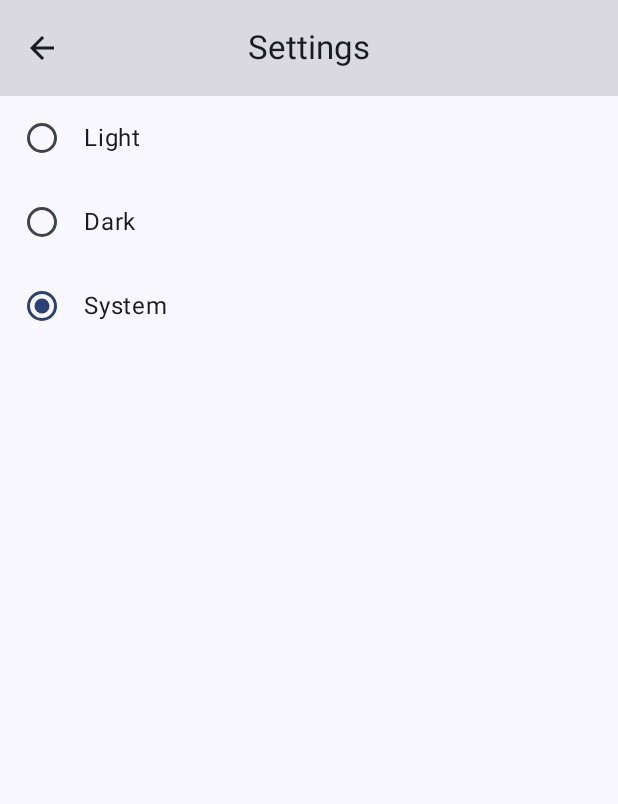
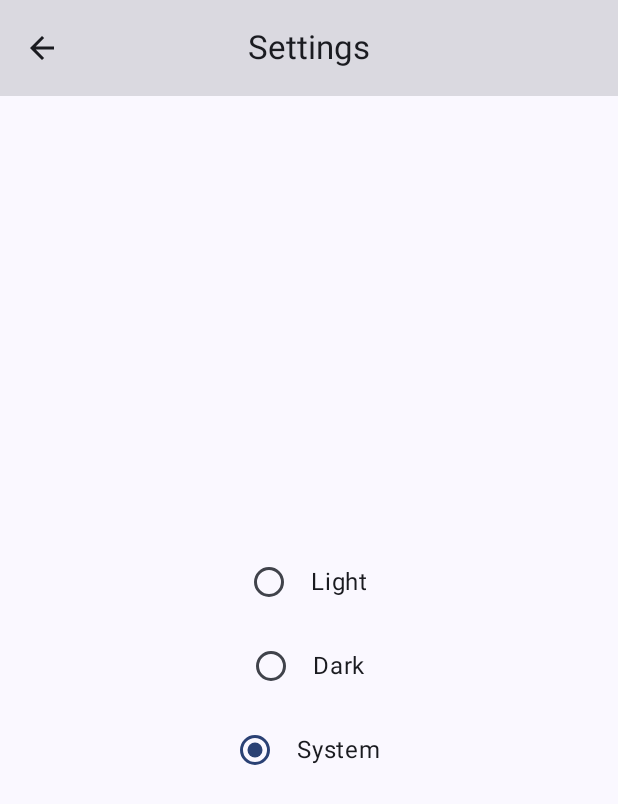
Before and after one commit to mazumih/RecipeSwapper, an Android app built with Jetpack Compose: the SettingsScreen screen opened through its navigation route, on a phone screen of 412 x 824 dp. Shown: the top 804 px of the screen. Run offline under Robolectric (Android 15) with nearby library versions, the phone set to English and light mode, and no system bars; our stand-ins replace Room's generated code.

Commit message:
Centered settings radio button

```diff
--- a/RecipeSwapper/app/src/main/java/com/example/recipeswapper/ui/screens/settings/SettingsScreen.kt
+++ b/RecipeSwapper/app/src/main/java/com/example/recipeswapper/ui/screens/settings/SettingsScreen.kt
@@ -33,7 +33,10 @@ fun SettingsScreen(
         modifier = Modifier.fillMaxSize()
     ) { innerPadding ->
         Column(
-            Modifier.padding(innerPadding).selectableGroup(),
+            Modifier
+                .fillMaxSize()
+                .padding(innerPadding)
+                .selectableGroup(),
             verticalArrangement = Arrangement.Center,
             horizontalAlignment = Alignment.CenterHorizontally
         ) {
@@ -48,7 +51,8 @@ fun SettingsScreen(
                             role = Role.RadioButton
                         )
                         .padding(horizontal = 16.dp),
-                    verticalAlignment = Alignment.CenterVertically
+                    verticalAlignment = Alignment.CenterVertically,
+                    horizontalArrangement = Arrangement.Center
                 ) {
                     RadioButton(
                         selected = (theme == state.theme),
```
